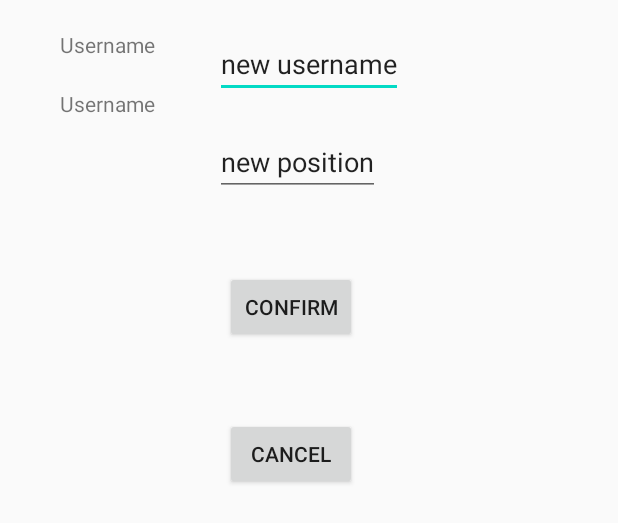
After one commit to enricodelorenzi/printShare, an Android app: the layout modify_profile_activity.xml on its own in the app's theme, with its tools: preview values and no code run, on a phone screen of 412 x 824 dp. The commit adds this screen. Shown: the top 523 px of the screen. Run offline under Robolectric (Android 15) with nearby library versions, the phone set to English and light mode, and no system bars.

Commit message:
Modifica profilo implementata

```diff
--- a/app/src/main/AndroidManifest.xml
+++ b/app/src/main/AndroidManifest.xml
@@ -34,6 +34,10 @@
             android:name=".AddPrinterActivity"
             android:label="Add a new printer"
             android:theme="@style/Theme.AppCompat.Dialog"></activity>
+        <activity
+            android:name=".ModifyProfileActivity"
+            android:label="Modify"
+            android:theme="@style/Theme.AppCompat.Dialog"></activity>
         <activity android:name=".MainActivity">
             <intent-filter>
                 <action android:name="android.intent.action.MAIN" />
--- a/app/src/main/java/com/androidexam/printshare/ConnectionTemplate.java
+++ b/app/src/main/java/com/androidexam/printshare/ConnectionTemplate.java
@@ -18,7 +18,7 @@ import java.util.stream.Collector;
 
 public abstract class ConnectionTemplate {
 
-    public enum OPERATIONS  {POST, PATCH}
+    public enum OPERATIONS  {POST, PATCH, PUT}
 
     public final JSONObject template(String operation, String path, String data, List<String> queries){
         JSONObject response = null;
@@ -34,7 +34,8 @@ public abstract class ConnectionTemplate {
     abstract void update(String output);
 
     private boolean writeOperation(String operation){
-        return operation.equals(OPERATIONS.POST.toString()) || operation.equals(OPERATIONS.PATCH.toString());
+        return operation.equals(OPERATIONS.POST.toString()) || operation.equals(OPERATIONS.PATCH.toString())
+                || operation.equals(OPERATIONS.PUT.toString());
     }
     private HttpURLConnection createURL(String operation, String path, List<String> queries) {
         HttpURLConnection urlConnection = null;
--- a/app/src/main/java/com/androidexam/printshare/DbCommunication.java
+++ b/app/src/main/java/com/androidexam/printshare/DbCommunication.java
@@ -26,7 +26,7 @@ public class DbCommunication extends ConnectionTemplate{
     private static final String LOG_TAG = DbCommunication.class.getSimpleName();
     private static final String FIREBASE_DB_ROOT_URL = "https://printshare-77932-default-rtdb.firebaseio.com/";
 
-    public enum OPERATIONS  {PATCH, POST, READ, READ_POSITION, READ_PRINTER, READ_TEMP, READ_USERNAME, REGISTRATION, NULL}
+    public enum OPERATIONS  {PATCH, POST, PUT, READ, READ_POSITION, READ_PRINTER, READ_TEMP, READ_USERNAME, REGISTRATION, NULL}
     private WeakReference<View> mLabel;
     private OPERATIONS operation;
     private int temp;
@@ -187,6 +187,7 @@ public class DbCommunication extends ConnectionTemplate{
                 break;
             case PATCH:
             case POST:
+            case PUT:
                 break;
             default:
                 try {
--- a/app/src/main/java/com/androidexam/printshare/ProfileActivity.java
+++ b/app/src/main/java/com/androidexam/printshare/ProfileActivity.java
@@ -55,6 +55,10 @@ public class ProfileActivity extends AppCompatActivity {
 
         profile_add_printer_button.setOnClickListener((v)->{
             startActivity(new Intent(this, AddPrinterActivity.class));
+        });
+
+        profile_modify_button.setOnClickListener((v)->{
+            startActivity((new Intent(this,ModifyProfileActivity.class)));
         });
 
     }
--- /dev/null
+++ b/app/src/main/res/layout/modify_profile_activity.xml
@@ -0,0 +1,64 @@
+<?xml version="1.0" encoding="utf-8"?>
+
+<LinearLayout
+    xmlns:android="http://schemas.android.com/apk/res/android" android:layout_width="match_parent"
+    android:layout_height="match_parent"
+    android:orientation="vertical">
+    <LinearLayout
+        android:layout_width="match_parent"
+        android:layout_height="wrap_content"
+        android:orientation="horizontal">
+        <LinearLayout
+            android:layout_width="wrap_content"
+            android:layout_height="match_parent"
+            android:orientation="vertical">
+            <TextView
+                android:id="@+id/modify_profile_username_label"
+                android:layout_width="wrap_content"
+                android:layout_height="wrap_content"
+                android:text="@string/username_label_registration"
+                android:layout_marginStart="40dp"
+                android:layout_marginTop="20dp"/>
+            <TextView
+                android:id="@+id/modify_profile_position_label"
+                android:layout_width="wrap_content"
+                android:layout_height="wrap_content"
+                android:text="@string/username_label_registration"
+                android:layout_marginStart="40dp"
+                android:layout_marginTop="20dp"/>
+        </LinearLayout>
+        <LinearLayout
+            android:layout_width="match_parent"
+            android:layout_height="match_parent"
+            android:orientation="vertical">
+            <EditText
+                android:id="@+id/modify_profile_username_edit"
+                android:layout_width="wrap_content"
+                android:layout_height="wrap_content"
+                android:text="new username"
+                android:layout_marginStart="40dp"
+                android:layout_marginTop="20dp"/>
+            <EditText
+                android:id="@+id/modify_profile_position_edit"
+                android:layout_width="wrap_content"
+                android:layout_height="wrap_content"
+                android:text="new position"
+                android:layout_marginStart="40dp"
+                android:layout_marginTop="20dp"/>
+        </LinearLayout>
+    </LinearLayout>
+    <Button
+        android:id="@+id/modify_profile_confirm_button"
+        android:layout_width="wrap_content"
+        android:layout_height="wrap_content"
+        android:text="Confirm"
+        android:layout_marginStart="150dp"
+        android:layout_marginTop="50dp"/>
+    <Button
+        android:id="@+id/modify_profile_cancel_button"
+        android:layout_width="wrap_content"
+        android:layout_height="wrap_content"
+        android:text="Cancel"
+        android:layout_marginStart="150dp"
+        android:layout_marginTop="50dp"/>
+</LinearLayout>
```
Also changed, not shown: app/src/main/java/com/androidexam/printshare/ModifyProfileActivity.java (added, +70 -0 lines), app/src/main/java/com/androidexam/printshare/RegisterActivity.java (+18 -0 lines), 2 other files.
